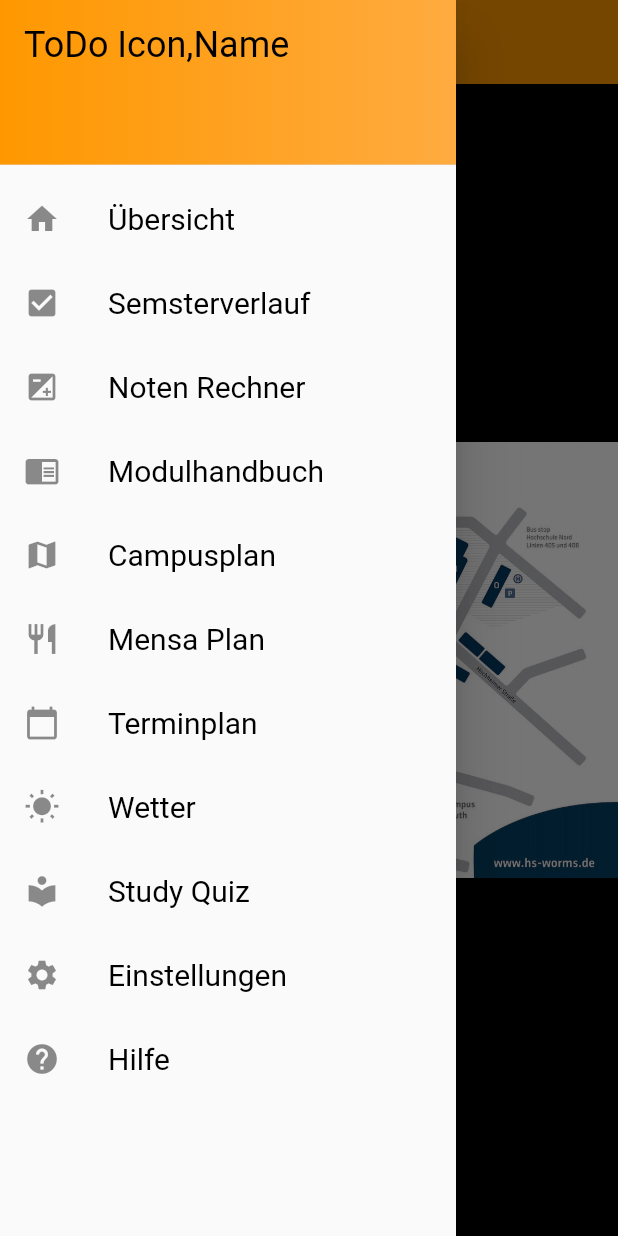
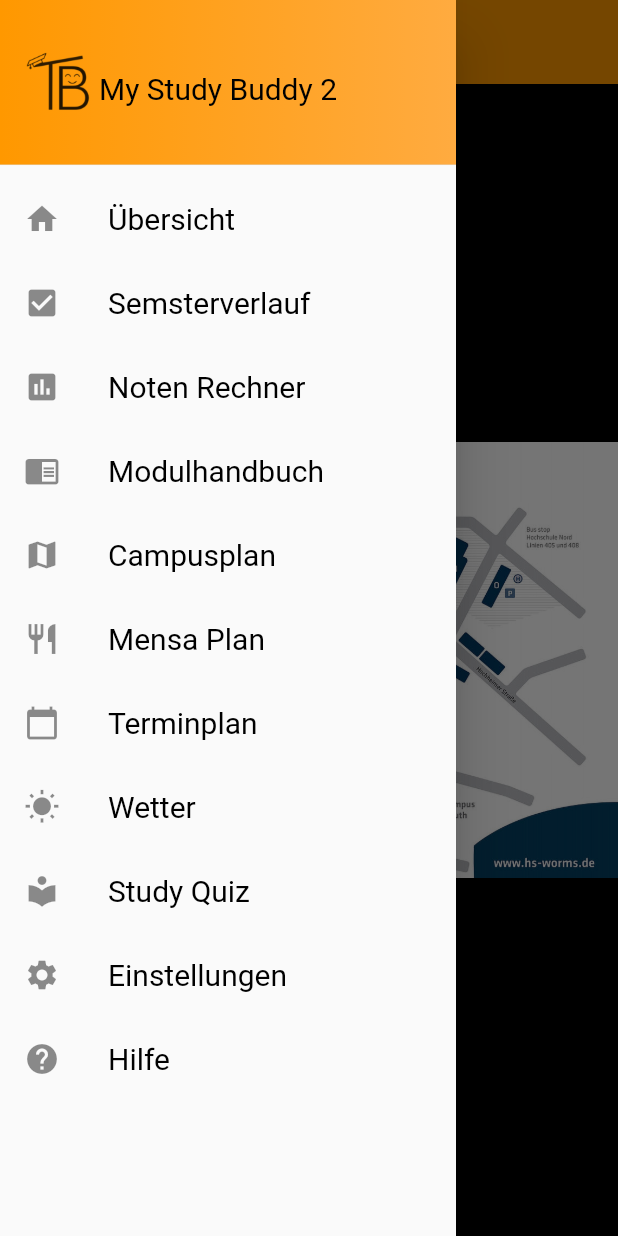
Before and after one commit to AlfredTachi/MyStudyBuddy2020, a Flutter app: the CampusPlan screen opened by its route, with the side drawer open, on a phone screen of 412 x 824 dp. Run offline on Flutter 3.47's test engine with Material 2 defaults, Android fonts, the phone set to English and light mode, and no system bars; drawn by our look-alikes of photo_view; our stand-ins replace percent_indicator, webview_flutter; missing offline and left inert: flutter_plugin_pdf_viewer.

Commit message:
changed drawer icons changed drawer header added transparent icon

```diff
--- a/lib/drawer/drawer.dart
+++ b/lib/drawer/drawer.dart
@@ -15,10 +15,15 @@ class _OwnDrawerState extends State<OwnDrawer> {
         Container(
           height: MediaQuery.of(context).size.height / 7,
           child: DrawerHeader(
-            child: Text('ToDo Icon,Name',
-                style: TextStyle(
-                  fontSize: 24,
-                )),
+            child: Row(
+              children: <Widget>[
+                ImageIcon(
+                  AssetImage("assets/icons/app_icon/transparent_app_icon.png"),
+                  size: 50,
+                ),
+                Text("My Study Buddy 2"),
+              ],
+            ),
             decoration: BoxDecoration(
               gradient: LinearGradient(
                   colors: <Color>[Colors.orange, Colors.orangeAccent]),
@@ -40,13 +45,13 @@ class _OwnDrawerState extends State<OwnDrawer> {
           },
         ),
         ListTile(
-          leading: Icon(Icons.exposure),
+          leading: Icon(Icons.poll),
           title: Text('Noten Rechner'),
           onTap: () {
             Navigator.pushNamed(context, '/grades_prognosis');
           },
         ),
-         ListTile(
+        ListTile(
           leading: Icon(Icons.chrome_reader_mode),
           title: Text('Modulhandbuch'),
           onTap: () {
@@ -81,7 +86,7 @@ class _OwnDrawerState extends State<OwnDrawer> {
             Navigator.pushNamed(context, '/weather');
           },
         ),
-                ListTile(
+        ListTile(
           leading: Icon(Icons.local_library),
           title: Text('Study Quiz'),
           onTap: () {
```
Also changed, not shown: assets/icons/app_icon/transparent_app_icon.png (added).
